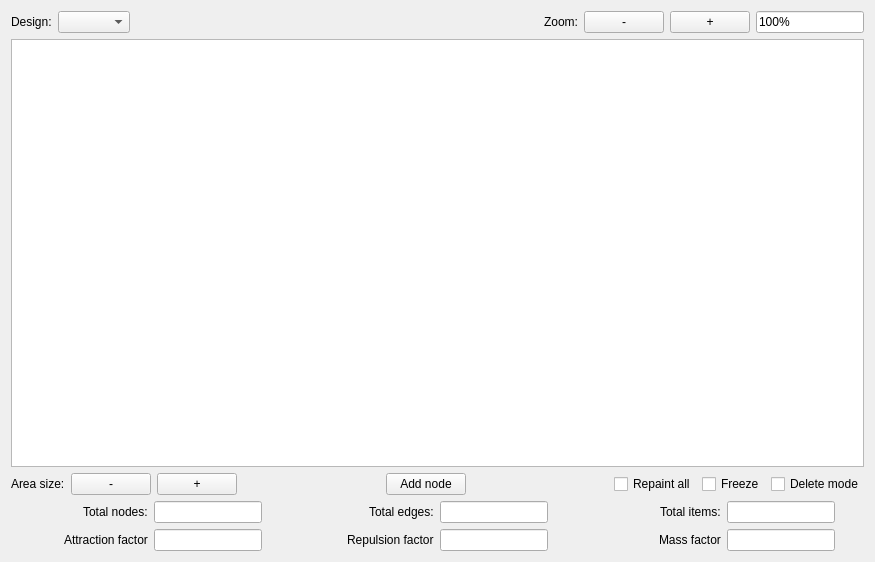
First picture: the form in Sources/App/CourseUnitViewer/courseunitviewer.ui, repository timattt/Cognitia-II, before the edit.
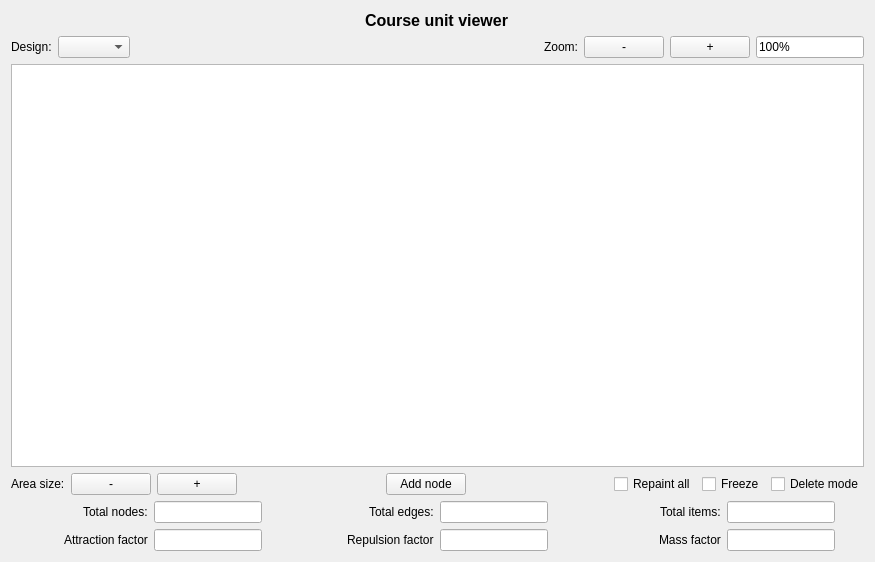
Second picture: the form after the edit.

Diff of the .ui file:
```diff
--- a/Sources/App/CourseUnitViewer/courseunitviewer.ui
+++ b/Sources/App/CourseUnitViewer/courseunitviewer.ui
@@ -14,6 +14,20 @@
    <string>Form</string>
   </property>
   <layout class="QVBoxLayout" name="verticalLayout_2">
+   <item alignment="Qt::AlignHCenter">
+    <widget class="QLabel" name="label_9">
+     <property name="font">
+      <font>
+       <pointsize>12</pointsize>
+       <weight>75</weight>
+       <bold>true</bold>
+      </font>
+     </property>
+     <property name="text">
+      <string>Course unit viewer</string>
+     </property>
+    </widget>
+   </item>
    <item>
     <layout class="QVBoxLayout" name="verticalLayout">
      <item>
```
